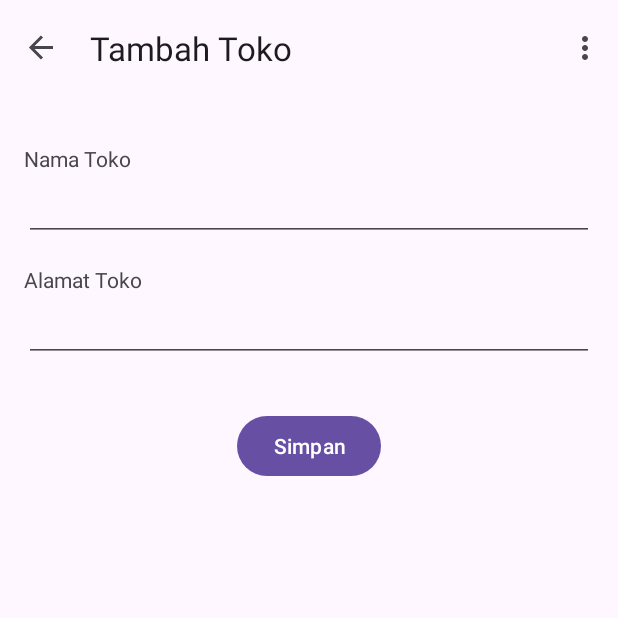
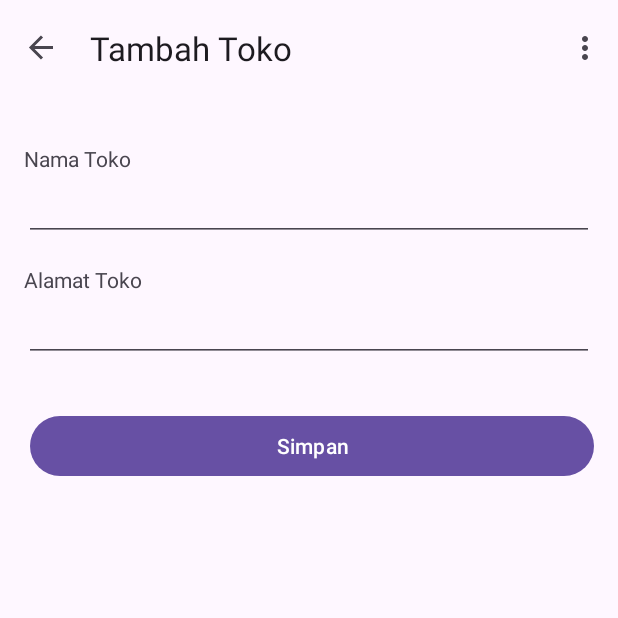
Before and after one commit to Frizz08/Aksesoris_HP, an Android app: the SecondFragment screen opened through its navigation route, on a phone screen of 412 x 824 dp, the top half of it. Run offline under Robolectric (Android 15) with nearby library versions, the phone set to English and light mode, and no system bars; our stand-ins replace navigation-ui.

Commit message:
appAksesorisHp

```diff
--- a/app/src/main/java/com/example/aksesoris_hp/ui/FirstFragment.kt
+++ b/app/src/main/java/com/example/aksesoris_hp/ui/FirstFragment.kt
@@ -10,7 +10,10 @@ import androidx.fragment.app.viewModels
 import androidx.navigation.fragment.findNavController
 import androidx.recyclerview.widget.LinearLayoutManager
 import com.example.aksesoris_hp.R
+import com.example.aksesoris_hp.application.AccessorisApp
 import com.example.aksesoris_hp.databinding.FragmentFirstBinding
+import com.example.aksesoris_hp.model.accessoris
+import com.example.aksesoris_hp.repository.aksesorisRepository
 
 /**
  * A simple [Fragment] subclass as the default destination in the navigation.
@@ -18,10 +21,16 @@ import com.example.aksesoris_hp.databinding.FragmentFirstBinding
 class FirstFragment : Fragment() {
 
     private var _binding: FragmentFirstBinding? = null
+    private val binding get() = _binding!!
+    private lateinit var applicationContext: Context
+    private val accessorisViewModel: accessorisViewModel by viewModels{
+        AccessorisViewModelFactory((applicationContext as AccessorisApp).repository)
+    }
 
-    // This property is only valid between onCreateView and
-    // onDestroyView.
-    private val binding get() = _binding!!
+    override fun onAttach(context: Context) {
+        super.onAttach(context)
+        applicationContext=requireContext().applicationContext
+    }
 
     override fun onCreateView(
         inflater: LayoutInflater, container: ViewGroup?,
@@ -36,11 +45,31 @@ class FirstFragment : Fragment() {
     override fun onViewCreated(view: View, savedInstanceState: Bundle?) {
         super.onViewCreated(view, savedInstanceState)
 
+        val adapter=accessorisListAdapter{accessoris ->
+            val action=FirstFragmentDirections.actionFirstFragmentToSecondFragment(accessoris)
+            findNavController().navigate(action)
+        }
+        binding.dataRecycleView.adapter=adapter
+        binding.dataRecycleView.layoutManager=LinearLayoutManager(context)
+        accessorisViewModel.allAccessoris.observe(viewLifecycleOwner){accessoris ->
+            accessoris.let {
+                if (accessoris.isEmpty()){
+                    binding.emptyTextVview.visibility=View.VISIBLE
+                    binding.illustrationImageView.visibility=View.VISIBLE
+                }else{
+                    binding.emptyTextVview.visibility=View.GONE
+                    binding.illustrationImageView.visibility=View.GONE
+                }
+                adapter.submitList(accessoris)
+            }
+        }
+
         binding.addFAB.setOnClickListener {
-            findNavController().navigate(R.id.action_FirstFragment_to_SecondFragment)
+                val action=FirstFragmentDirections.actionFirstFragmentToSecondFragment(null)
+                findNavController().navigate(action)
         }
         binding.addFAB.setOnClickListener {
-            val action = FirstFragmentDirections.actionFirstFragmentToSecondFragment()
+            val action = FirstFragmentDirections.actionFirstFragmentToSecondFragment(null)
             findNavController().navigate(action)
         }
     }
--- a/app/src/main/java/com/example/aksesoris_hp/ui/SecondFragment.kt
+++ b/app/src/main/java/com/example/aksesoris_hp/ui/SecondFragment.kt
@@ -8,6 +8,7 @@ import android.view.View
 import android.view.ViewGroup
 import androidx.fragment.app.viewModels
 import androidx.navigation.fragment.findNavController
+import androidx.navigation.fragment.navArgs
 import com.example.aksesoris_hp.R
 import com.example.aksesoris_hp.application.AccessorisApp
 import com.example.aksesoris_hp.databinding.FragmentSecondBinding
@@ -25,6 +26,8 @@ class SecondFragment : Fragment() {
     private val accessorisViewModel: accessorisViewModel by viewModels{
         AccessorisViewModelFactory((applicationContext as AccessorisApp).repository)
     }
+    private val args: SecondFragmentArgs by navArgs()
+    private var accessoris:accessoris?=null
 
     override fun onAttach(context: Context) {
         super.onAttach(context)
@@ -44,12 +47,24 @@ class SecondFragment : Fragment() {
     override fun onViewCreated(view: View, savedInstanceState: Bundle?) {
         super.onViewCreated(view, savedInstanceState)
 
+        accessoris= args.accessoris
+        //pengecekan jika accessoris null maka tampilan default bertambah
+        //jika accessoris tampilan tidak null tampilan sedikit berubah ada tombol hapus
+        if (accessoris!=null){
+            binding.deleteButton.visibility=View.VISIBLE
+            binding.saveButton.text="Ubah"
+        }
         val name=binding.namaEditTextText.text
         val address=binding.alamatEditTextText2.text
         binding.saveButton.setOnClickListener {
             val accessoris=accessoris(0, name.toString(), address.toString())
             accessorisViewModel.insert(accessoris)
             findNavController().popBackStack() //untuk dismiss halaman ini
+        }
+
+        binding.deleteButton.setOnClickListener {
+            accessoris?.let { accessorisViewModel.delete(it) }
+            findNavController().popBackStack()
         }
     }
 
--- a/app/src/main/res/layout/fragment_second.xml
+++ b/app/src/main/res/layout/fragment_second.xml
@@ -53,16 +53,33 @@
             app:layout_constraintStart_toStartOf="@+id/alamatToko"
             app:layout_constraintTop_toBottomOf="@+id/alamatToko" />
 
-        <Button
-            android:id="@+id/saveButton"
-            android:layout_width="wrap_content"
+        <LinearLayout
+            android:layout_width="match_parent"
             android:layout_height="wrap_content"
+
             android:layout_marginTop="32dp"
-            android:text="@string/save"
             app:layout_constraintBottom_toBottomOf="parent"
             app:layout_constraintEnd_toEndOf="@+id/alamatEditTextText2"
             app:layout_constraintStart_toStartOf="@+id/alamatEditTextText2"
-            app:layout_constraintTop_toBottomOf="@+id/alamatEditTextText2" />
+            app:layout_constraintTop_toBottomOf="@+id/alamatEditTextText2" >
+
+            <Button
+                android:id="@+id/deleteButton"
+                android:layout_width="wrap_content"
+                android:layout_height="wrap_content"
+                android:layout_weight="1"
+                android:layout_marginEnd="4dp"
+                android:visibility="gone"
+                android:text="Hapus" />
+
+            <Button
+                android:id="@+id/saveButton"
+                android:layout_width="wrap_content"
+                android:layout_height="wrap_content"
+                android:layout_weight="1"
+                android:layout_marginStart="4dp"
+                android:text="@string/save" />
+        </LinearLayout>
 
     </androidx.constraintlayout.widget.ConstraintLayout>
 </androidx.core.widget.NestedScrollView>
--- a/app/src/main/res/navigation/nav_graph.xml
+++ b/app/src/main/res/navigation/nav_graph.xml
@@ -24,5 +24,9 @@
         <action
             android:id="@+id/action_SecondFragment_to_FirstFragment"
             app:destination="@id/FirstFragment" />
+        <argument
+            android:name="accessoris"
+            app:argType="com.example.aksesoris_hp.model.accessoris"
+            app:nullable="true"/>
     </fragment>
 </navigation>
```
